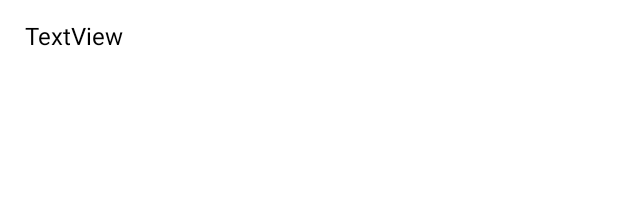
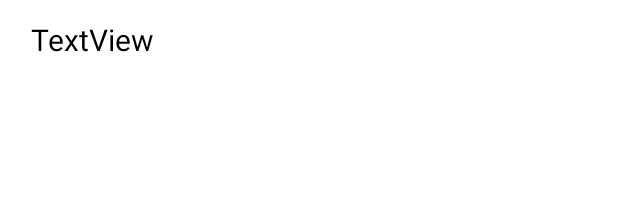
Before and after one commit to Akashkumar2001/Whatsapp_Clone-App, an Android app: the layout item_receive.xml on its own in the app's theme, with its tools: preview values and no code run, on a phone screen of 412 x 824 dp. Shown: the top 217 px of the screen. Run offline under Robolectric (Android 15) with nearby library versions, the phone set to English and light mode, and no system bars; Roboto replaces fonts that are not available here.

Commit message:
Added message send and receive component

```diff
--- a/app/build.gradle
+++ b/app/build.gradle
@@ -52,6 +52,7 @@ dependencies {
     implementation 'com.github.bumptech.glide:glide:4.12.0'
     implementation 'com.squareup.picasso:picasso:2.71828'
     implementation 'com.google.android.gms:play-services-auth:19.2.0'
+    implementation "com.github.pgreze:android-reactions:1.6"
 
     annotationProcessor 'com.github.bumptech.glide:compiler:4.12.0'
 
--- a/app/src/main/res/layout/item_receive.xml
+++ b/app/src/main/res/layout/item_receive.xml
@@ -12,14 +12,14 @@
         android:layout_height="wrap_content"
         android:layout_marginTop="4dp"
         android:background="@drawable/bg_receiver"
-        android:paddingLeft="11dp"
+        android:paddingLeft="15dp"
         android:paddingTop="3dp"
         android:paddingEnd="11dp"
         android:paddingRight="5dp"
         android:paddingBottom="2dp"
         android:text="TextView"
         android:textColor="#000000"
-        android:textSize="16sp"
+        android:textSize="20sp"
         app:layout_constraintStart_toStartOf="parent"
         app:layout_constraintTop_toTopOf="parent" />
 
--- a/app/src/main/res/layout/item_sent.xml
+++ b/app/src/main/res/layout/item_sent.xml
@@ -18,7 +18,7 @@
         android:paddingBottom="2dp"
         android:text="TextView"
         android:textColor="#000000"
-        android:textSize="16sp"
+        android:textSize="20sp"
         app:layout_constraintEnd_toEndOf="parent"
         app:layout_constraintTop_toTopOf="parent" />
 
--- a/app/src/main/res/layout/row_conversation.xml
+++ b/app/src/main/res/layout/row_conversation.xml
@@ -29,7 +29,7 @@
         app:layout_constraintTop_toTopOf="parent" />
 
     <TextView
-        android:id="@+id/textView2"
+        android:id="@+id/lastmsg"
         android:layout_width="wrap_content"
         android:layout_height="wrap_content"
         android:layout_marginTop="4dp"
```
Also changed, not shown: app/src/main/java/com/example/whatsapp_clone/Activity/ChatActivity.java (+15 -6 lines), app/src/main/java/com/example/whatsapp_clone/Adapters/UsersAdapter.java (+31 -0 lines).
